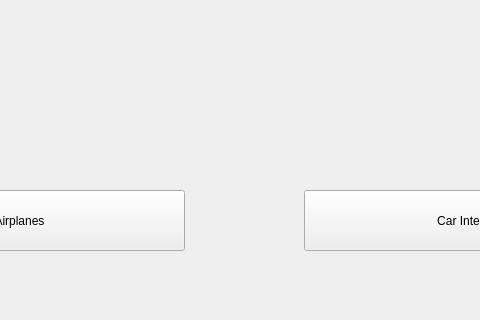
This is Tutorial-Tests/buttonTest.ui in KetAveryH/CV2022-2023 as Qt 5 draws it before an edit; both pictures show x 146 to 626 and y 280 to 600 of the 800 by 600 pixel window. The edited form follows.
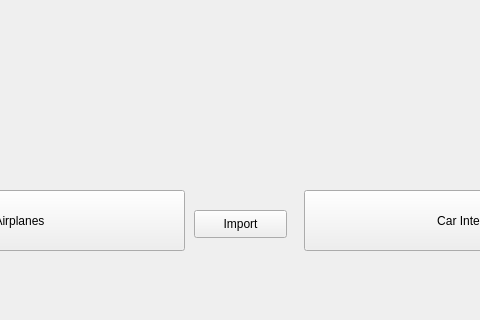
This is the edited form. Icons and pictures are not drawn.

Commit message: Just testing out the input text feature

What changed in the file:
```diff
--- a/Tutorial-Tests/buttonTest.ui
+++ b/Tutorial-Tests/buttonTest.ui
@@ -59,6 +59,19 @@
      <string>Car Intersection</string>
     </property>
    </widget>
+   <widget class="QPushButton" name="pushButton">
+    <property name="geometry">
+     <rect>
+      <x>340</x>
+      <y>490</y>
+      <width>93</width>
+      <height>28</height>
+     </rect>
+    </property>
+    <property name="text">
+     <string>Import</string>
+    </property>
+   </widget>
   </widget>
   <widget class="QMenuBar" name="menubar">
    <property name="geometry">
```
The commit also changes 1 other file.
